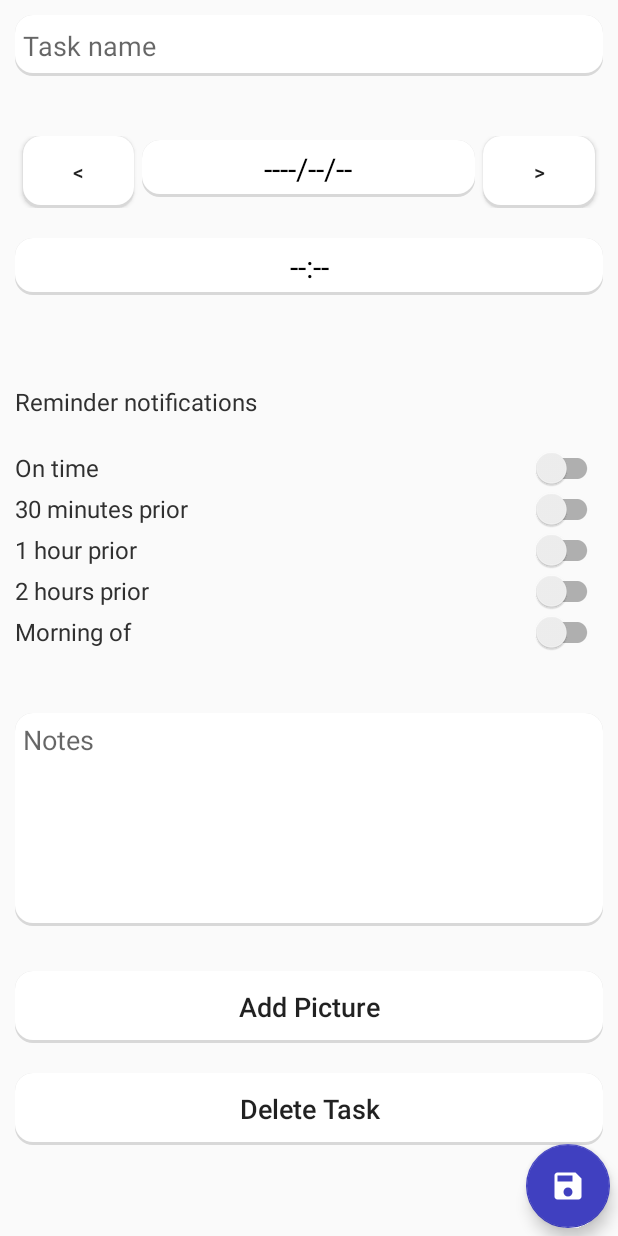
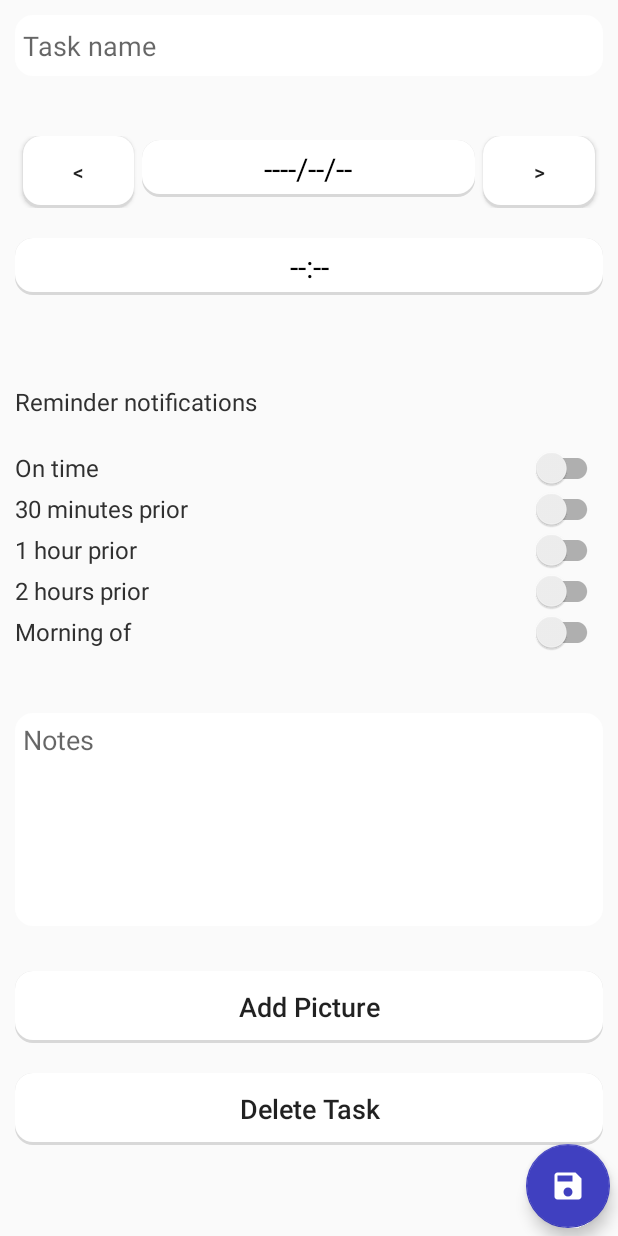
Before and after one commit to danielabbott/Day-Planner-App, an Android app: the layout fragment_edit_to_do_list_task.xml on its own in the app's theme, with its tools: preview values and no code run, on a phone screen of 412 x 824 dp. Run offline under Robolectric (Android 15) with nearby library versions, the phone set to English and light mode, and no system bars.

Commit message:
UI changes

```diff
--- a/app/src/main/java/danielabbott/personalorganiser/ui/goals/MilestoneDialog.kt
+++ b/app/src/main/java/danielabbott/personalorganiser/ui/goals/MilestoneDialog.kt
@@ -32,8 +32,6 @@ class MilestoneDialog(
             ViewGroup.LayoutParams.WRAP_CONTENT
         )
         textBox.layoutParams = lp
-        textBox.setBackgroundResource(R.drawable.rounded_corners)
-        textBox.setPadding(5,5,5,5)
 
         if (name_ != null) {
             textBox.setText(name_)
@@ -43,7 +41,6 @@ class MilestoneDialog(
         date.gravity = Gravity.CENTER_HORIZONTAL
         date.layoutParams = lp
         date.textSize = 20.0f
-        date.setBackgroundResource(R.drawable.rounded_corners)
 
         if (date_ != null) {
             date.setDate(date_)
@@ -51,7 +48,7 @@ class MilestoneDialog(
 
         var space = View(context!!)
         space.layoutParams = ViewGroup.LayoutParams(
-            ViewGroup.LayoutParams.MATCH_PARENT,
+            ViewGroup.LayoutParams.WRAP_CONTENT,
             20
         )
 
--- a/app/src/main/res/color/inactivestate.xml
+++ b/app/src/main/res/color/inactivestate.xml
@@ -1,5 +1,5 @@
 <?xml version="1.0" encoding="utf-8"?>
 <selector xmlns:android="http://schemas.android.com/apk/res/android" >
     <item
-        android:color="#ffe1d0" />
+        android:color="#ffffff" />
 </selector>
--- /dev/null
+++ b/app/src/main/res/drawable/rounded_corners_no_shadow.xml
@@ -0,0 +1,7 @@
+<?xml version="1.0" encoding="utf-8"?>
+<shape xmlns:android="http://schemas.android.com/apk/res/android"
+    android:shape="rectangle">
+
+    <solid android:color="#FFFFFF" />
+    <corners android:radius="12dp" />
+</shape>
--- a/app/src/main/res/layout/fragment_edit_goal.xml
+++ b/app/src/main/res/layout/fragment_edit_goal.xml
@@ -70,7 +70,7 @@
                     android:imeOptions="actionDone"
                     android:inputType="textCapSentences"
                     tools:ignore="Autofill"
-                    android:background="@drawable/rounded_corners" />
+                    android:background="@drawable/rounded_corners_no_shadow" />
 
                 <Space
                     android:layout_width="match_parent"
@@ -101,7 +101,7 @@
                     android:gravity="start|top"
                     android:inputType="textMultiLine|textCapSentences"
                     android:lines="6"
-                    android:background="@drawable/rounded_corners"
+                    android:background="@drawable/rounded_corners_no_shadow"
                     android:padding="5dp"/>
 
                 <Space
--- a/app/src/main/res/layout/fragment_edit_to_do_list_task.xml
+++ b/app/src/main/res/layout/fragment_edit_to_do_list_task.xml
@@ -30,7 +30,7 @@
                 android:paddingRight="5dp"
                 android:imeOptions="actionDone"
                 android:inputType="textCapSentences"
-                android:background="@drawable/rounded_corners" />
+                android:background="@drawable/rounded_corners_no_shadow" />
 
 
             <Space
@@ -140,11 +140,12 @@
                 android:layout_height="20dp" />
 
 <!--            <danielabbott.personalorganiser.ui.BetterSwitch-->
-<!--                android:id="@+id/rOnTime"-->
+<!--                android:id="@+id/rOnTime_"-->
 <!--                android:layout_width="match_parent"-->
 <!--                android:layout_height="wrap_content"-->
+<!--                android:textAllCaps="false"-->
 <!--                android:text="On time"-->
-<!--                android:padding="7dp"-->
+<!--                android:padding="5dp"-->
 <!--                android:textColor="#000000"-->
 <!--                android:clickable="true"-->
 <!--                android:background="@drawable/rounded_corners"-->
@@ -273,7 +274,7 @@
                 android:padding="5dp"
                 android:inputType="textMultiLine|textCapSentences"
                 android:lines="6"
-                android:background="@drawable/rounded_corners" />
+                android:background="@drawable/rounded_corners_no_shadow" />
 
             <Space
                 android:layout_width="match_parent"
--- a/app/src/main/res/layout/fragment_settings.xml
+++ b/app/src/main/res/layout/fragment_settings.xml
@@ -284,7 +284,7 @@
                 android:layout_height="wrap_content"
                 android:layout_weight="1"
                 android:maxLines="1"
-                android:background="@drawable/rounded_corners"
+                android:background="@drawable/rounded_corners_no_shadow"
                 android:paddingTop="8dp"
                 android:paddingBottom="8dp"
                 android:paddingLeft="5dp"
--- a/app/src/main/res/layout/fragment_timetable_edit_event.xml
+++ b/app/src/main/res/layout/fragment_timetable_edit_event.xml
@@ -30,7 +30,7 @@
                 android:paddingRight="5dp"
                 android:imeOptions="actionDone"
                 android:inputType="textCapSentences"
-                android:background="@drawable/rounded_corners" />
+                android:background="@drawable/rounded_corners_no_shadow" />
 
             <Space
                 android:layout_width="match_parent"
@@ -384,7 +384,7 @@
                 android:padding="5dp"
                 android:inputType="textMultiLine|textCapSentences"
                 android:lines="6"
-                android:background="@drawable/rounded_corners"/>
+                android:background="@drawable/rounded_corners_no_shadow"/>
 
             <Space
                 android:layout_width="match_parent"
```
